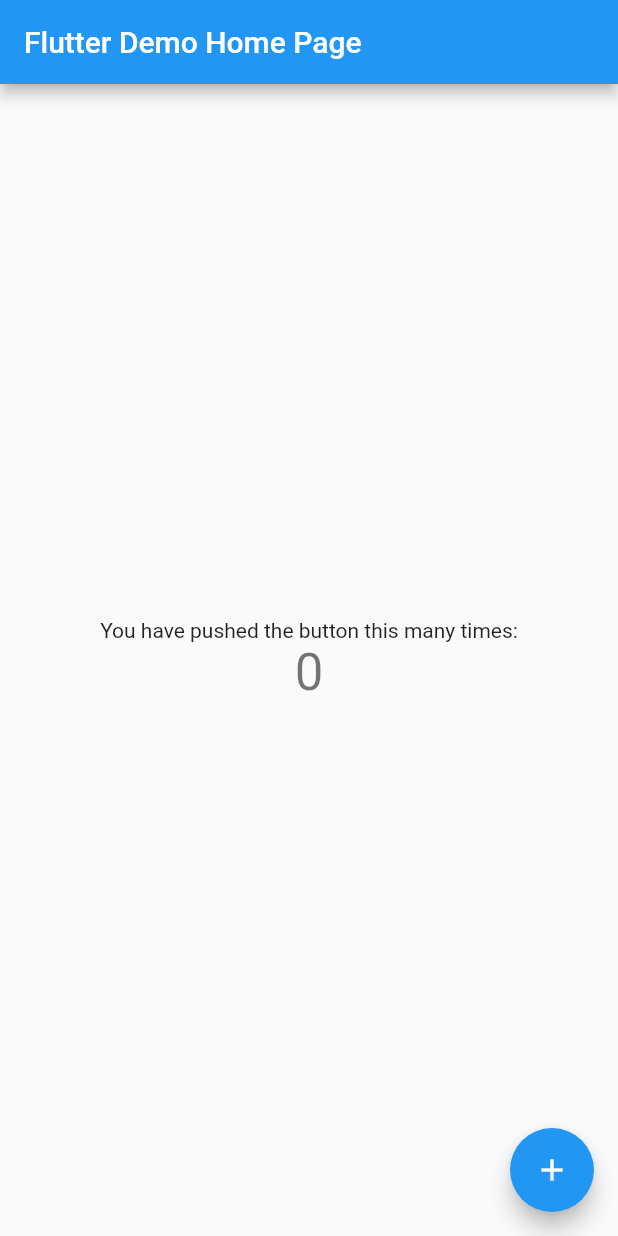
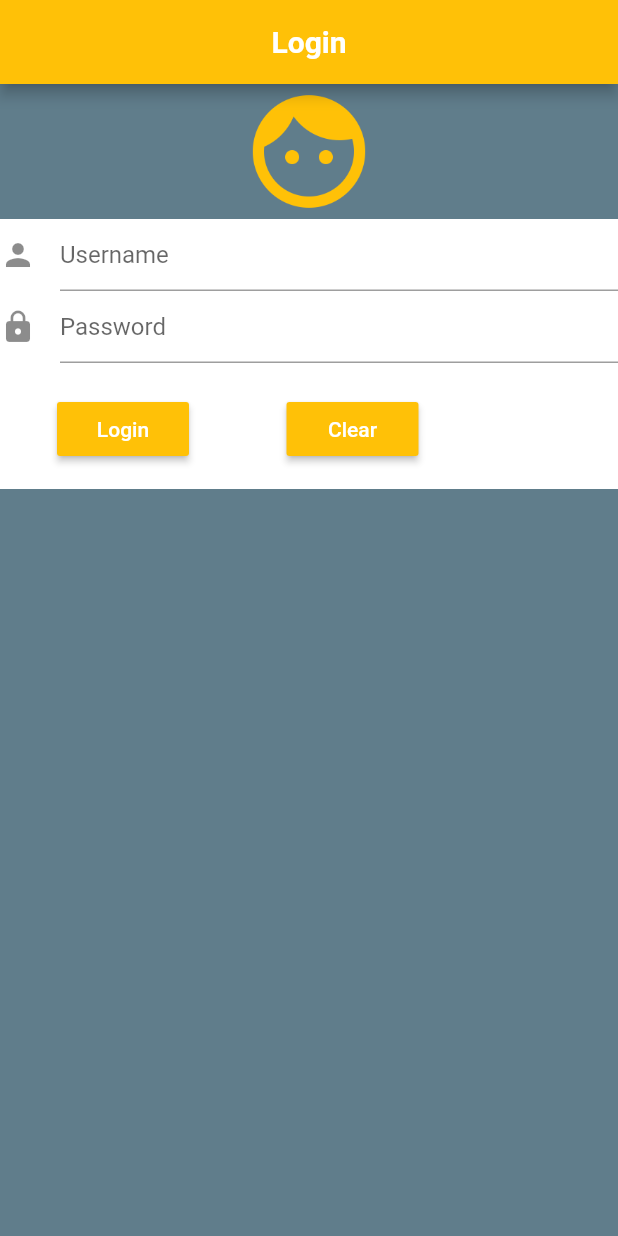
Before and after one commit to kobinawill/myown_login, a Flutter app: the screen it shows after launch, on a phone screen of 412 x 824 dp. Run offline on Flutter 3.47's test engine with Material 2 defaults, Android fonts, the phone set to English and light mode, and no system bars.

Commit message:
Completed Login Page

```diff
--- a/lib/main.dart
+++ b/lib/main.dart
@@ -1,111 +1,9 @@
 import 'package:flutter/material.dart';
+import './ui/Login_Page.dart';
 
-void main() => runApp(MyApp());
-
-class MyApp extends StatelessWidget {
-  // This widget is the root of your application.
-  @override
-  Widget build(BuildContext context) {
-    return MaterialApp(
-      title: 'Flutter Demo',
-      theme: ThemeData(
-        // This is the theme of your application.
-        //
-        // Try running your application with "flutter run". You'll see the
-        // application has a blue toolbar. Then, without quitting the app, try
-        // changing the primarySwatch below to Colors.green and then invoke
-        // "hot reload" (press "r" in the console where you ran "flutter run",
-        // or simply save your changes to "hot reload" in a Flutter IDE).
-        // Notice that the counter didn't reset back to zero; the application
-        // is not restarted.
-        primarySwatch: Colors.blue,
-      ),
-      home: MyHomePage(title: 'Flutter Demo Home Page'),
-    );
-  }
+void main (){
+  runApp(new MaterialApp(
+    title: "Login",
+    home: Login_Page(),
+  ));
 }
-
-class MyHomePage extends StatefulWidget {
-  MyHomePage({Key key, this.title}) : super(key: key);
-
-  // This widget is the home page of your application. It is stateful, meaning
-  // that it has a State object (defined below) that contains fields that affect
-  // how it looks.
-
-  // This class is the configuration for the state. It holds the values (in this
-  // case the title) provided by the parent (in this case the App widget) and
-  // used by the build method of the State. Fields in a Widget subclass are
-  // always marked "final".
-
-  final String title;
-
-  @override
-  _MyHomePageState createState() => _MyHomePageState();
-}
-
-class _MyHomePageState extends State<MyHomePage> {
-  int _counter = 0;
-
-  void _incrementCounter() {
-    setState(() {
-      // This call to setState tells the Flutter framework that something has
-      // changed in this State, which causes it to rerun the build method below
-      // so that the display can reflect the updated values. If we changed
-      // _counter without calling setState(), then the build method would not be
-      // called again, and so nothing would appear to happen.
-      _counter++;
-    });
-  }
-
-  @override
-  Widget build(BuildContext context) {
-    // This method is rerun every time setState is called, for instance as done
-    // by the _incrementCounter method above.
-    //
-    // The Flutter framework has been optimized to make rerunning build methods
-    // fast, so that you can just rebuild anything that needs updating rather
-    // than having to individually change instances of widgets.
-    return Scaffold(
-      appBar: AppBar(
-        // Here we take the value from the MyHomePage object that was created by
-        // the App.build method, and use it to set our appbar title.
-        title: Text(widget.title),
-      ),
-      body: Center(
-        // Center is a layout widget. It takes a single child and positions it
-        // in the middle of the parent.
-        child: Column(
-          // Column is also a layout widget. It takes a list of children and
-          // arranges them vertically. By default, it sizes itself to fit its
-          // children horizontally, and tries to be as tall as its parent.
-          //
-          // Invoke "debug painting" (press "p" in the console, choose the
-          // "Toggle Debug Paint" action from the Flutter Inspector in Android
-          // Studio, or the "Toggle Debug Paint" command in Visual Studio Code)
-          // to see the wireframe for each widget.
-          //
-          // Column has various properties to control how it sizes itself and
-          // how it positions its children. Here we use mainAxisAlignment to
-          // center the children vertically; the main axis here is the vertical
-          // axis because Columns are vertical (the cross axis would be
-          // horizontal).
-          mainAxisAlignment: MainAxisAlignment.center,
-          children: <Widget>[
-            Text(
-              'You have pushed the button this many times:',
-            ),
-            Text(
-              '$_counter',
-              style: Theme.of(context).textTheme.display1,
-            ),
-          ],
-        ),
-      ),
-      floatingActionButton: FloatingActionButton(
-        onPressed: _incrementCounter,
-        tooltip: 'Increment',
-        child: Icon(Icons.add),
-      ), // This trailing comma makes auto-formatting nicer for build methods.
-    );
-  }
-}
--- a/lib/ui/Login_Page.dart
+++ b/lib/ui/Login_Page.dart
@@ -0,0 +1,112 @@
+import 'package:flutter/material.dart';
+
+class Login_Page extends StatefulWidget {
+  @override
+  State<StatefulWidget> createState() {
+    return new loginpage();
+  }
+}
+
+class loginpage extends State<Login_Page> {
+  TextEditingController _userController = new TextEditingController();
+  TextEditingController _passwordController = new TextEditingController();
+  String _usernameShow = "";
+
+  void _erase(){
+    setState(() {
+      _userController.clear();
+      _passwordController.clear();
+      debugPrint("Clear");
+      _usernameShow = "Enter Username and Password";
+    });
+  }
+
+  void _showUser (){
+    setState(() {
+      if(_userController.text.isNotEmpty && _passwordController.text.isNotEmpty){
+        _usernameShow = "Welcome ${_userController.text}!";
+        debugPrint("Login");
+      }
+      else{
+        _usernameShow = "Enter Username and Password";
+      }
+    });
+  }
+
+  @override
+  Widget build(BuildContext context) {
+    return new Scaffold(
+      appBar: new AppBar(
+        title: new Text(
+          "Login",
+          style:
+              new TextStyle(color: Colors.white, fontWeight: FontWeight.w700),
+        ),
+        centerTitle: true,
+        backgroundColor: Colors.amber,
+      ),
+      backgroundColor: Colors.blueGrey,
+      body: new Center(
+        child: new ListView(
+          children: <Widget>[
+            new Image.asset(
+              'lib/images/face.png',
+              color: Colors.amber,
+              width: 90,
+              height: 90,
+            ),
+            new Container(
+              width: 380,
+              height: 180,
+              color: Colors.white,
+              child: new Column(
+                children: <Widget>[
+                  new TextField(
+                    controller: _userController,
+                    decoration: new InputDecoration(
+                        hintText: "Username", icon: new Icon(Icons.person)),
+                  ),
+                  new TextField(
+                    controller: _passwordController,
+                    decoration: new InputDecoration(
+                        hintText: "Password", icon: new Icon(Icons.lock),),
+                    obscureText: true,
+                  ),
+                  new Padding(padding: new EdgeInsets.all(10)),
+                  new Container(
+                    child: new Row(
+                      children: <Widget>[
+                        new Padding(padding: new EdgeInsets.only(left: 38.0)),
+                        new RaisedButton(onPressed: _showUser,
+                        child: new Text("Login",
+                        style: new TextStyle(color: Colors.white,
+                        fontWeight: FontWeight.w500),),
+                        color: Colors.amber,),
+                        new Padding(padding: new EdgeInsets.only(left: 65.0)),
+                        new RaisedButton(onPressed: _erase,
+                        child: new Text("Clear",
+                        style: new TextStyle(color: Colors.white,
+                        fontWeight: FontWeight.w500),),
+                        color: Colors.amber,)
+                      ],
+                    ),
+                  )
+                ],
+              ),
+            ),
+               new Padding(padding: new EdgeInsets.all(10)),
+               new Row(
+                mainAxisAlignment: MainAxisAlignment.center,
+                children: <Widget>[
+                  new Text( _usernameShow,
+                    style: new TextStyle(color: Colors.white,
+                        fontWeight: FontWeight.w700,
+                        fontSize: 20),)
+                ],
+              ),
+          ],
+        ),
+      ),
+    );
+  }
+}
--- a/pubspec.yaml
+++ b/pubspec.yaml
@@ -44,6 +44,8 @@ flutter:
   # assets:
   #  - images/a_dot_burr.jpeg
   #  - images/a_dot_ham.jpeg
+  assets:
+    - lib/images/face.png
 
   # An image asset can refer to one or more resolution-specific "variants", see
   # https://flutter.dev/assets-and-images/#resolution-aware.
```
